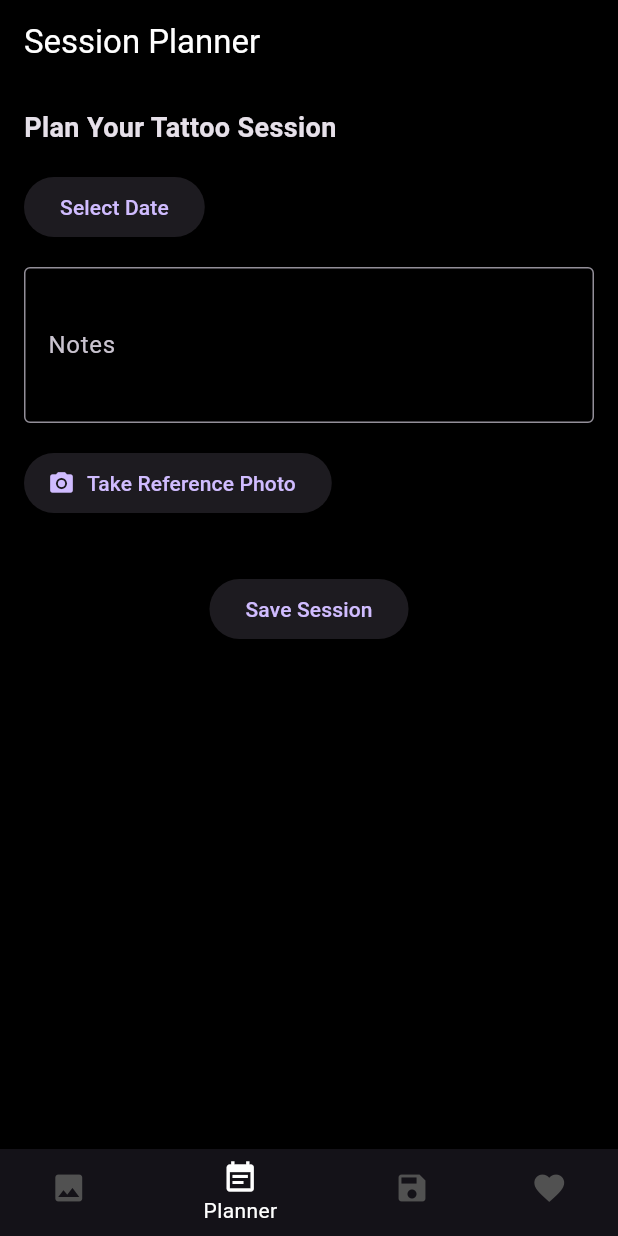
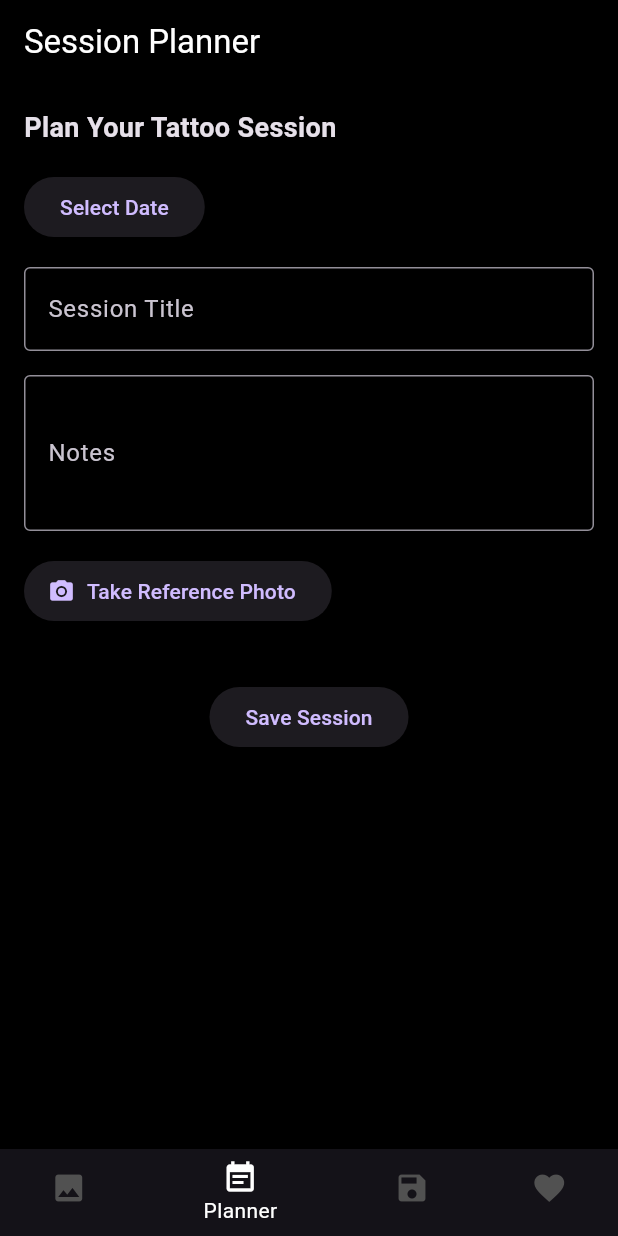
Before and after one commit to amyleeg/AmyLeeGaerty_CPD_HA, a Flutter app: the screen it shows after launch, item 2 of the bottom bar chosen, after a tap on "Save Session", on a phone screen of 412 x 824 dp. Run offline on Flutter 3.47's test engine with Material 3 defaults, Android fonts, the phone set to English and light mode, and no system bars; our stand-ins replace firebase_analytics, firebase_core, flutter_local_notifications, image_picker, shared_preferences; accounts and stored records are empty.

Commit message:
Fixed UI added title field and added firebase analytics

```diff
--- a/lib/main.dart
+++ b/lib/main.dart
@@ -1,3 +1,4 @@
+import 'package:firebase_core/firebase_core.dart';
 import 'package:flutter/material.dart';
 import 'package:ink_log/providers/session_provider.dart';
 import 'package:ink_log/screens/favorite_tattoos_screen.dart';
@@ -11,6 +12,8 @@ import '../data/tattoos.dart';
 
 void main() async {
   WidgetsFlutterBinding.ensureInitialized();
+
+  await Firebase.initializeApp();
 
   await NotificationService.init();
 
--- a/lib/providers/session_provider.dart
+++ b/lib/providers/session_provider.dart
@@ -1,4 +1,5 @@
 import 'dart:convert';
+import 'package:firebase_analytics/firebase_analytics.dart';
 import 'package:flutter/material.dart';
 import 'package:shared_preferences/shared_preferences.dart';
 import '../models/session.dart';
@@ -19,9 +20,19 @@ class SessionProvider extends ChangeNotifier {
   }
 
   Future<void> addSession(Session session) async {
+    final FirebaseAnalytics _analytics = FirebaseAnalytics.instance;
+
     _sessions.add(session);
     await _saveSessions();
     notifyListeners();
+
+    await _analytics.logEvent(
+      name: 'session_saved',
+      parameters: {
+        'tattoo': session.title,
+        'date': session.date.toString(),
+      },
+    );
   }
 
   Future<void> removeSession(int index) async {
--- a/lib/screens/planner_screen.dart
+++ b/lib/screens/planner_screen.dart
@@ -15,6 +15,8 @@ class PlannerScreen extends StatefulWidget {
 }
 
 class _PlannerScreenState extends State<PlannerScreen> {
+  final TextEditingController titleController = TextEditingController();
+
   final ImagePicker _picker = ImagePicker();
   File? _image;
   DateTime? selectedDate;
@@ -71,7 +73,7 @@ class _PlannerScreenState extends State<PlannerScreen> {
       date: selectedDate!.toLocal().toString().split(' ')[0],
       notes: notesController.text,
       imagePath: savedImagePath,
-      title: '',
+      title: titleController.text,
     );
 
     await Provider.of<SessionProvider>(context, listen: false)
@@ -84,6 +86,7 @@ class _PlannerScreenState extends State<PlannerScreen> {
     );
 
     setState(() {
+      titleController.clear();
       _image = null;
       notesController.clear();
       selectedDate = null;
@@ -92,6 +95,7 @@ class _PlannerScreenState extends State<PlannerScreen> {
 
   @override
   void dispose() {
+    titleController.dispose();
     notesController.dispose();
     super.dispose();
   }
@@ -117,6 +121,14 @@ class _PlannerScreenState extends State<PlannerScreen> {
                   selectedDate == null
                       ? 'Select Date'
                       : 'Date: ${selectedDate!.toLocal().toString().split(' ')[0]}',
+                ),
+              ),
+              const SizedBox(height: 16),
+              TextField(
+                controller: titleController,
+                decoration: const InputDecoration(
+                  labelText: 'Session Title',
+                  border: OutlineInputBorder(),
                 ),
               ),
               const SizedBox(height: 16),
--- a/lib/screens/saved_sessions_screen.dart
+++ b/lib/screens/saved_sessions_screen.dart
@@ -53,8 +53,14 @@ class SavedSessionsScreen extends StatelessWidget {
                             fit: BoxFit.cover,
                           )
                         : null,
-                    title: Text(session.date),
-                    subtitle: Text(session.notes),
+                    title: Text(session.title),
+                    subtitle: Column(
+                      crossAxisAlignment: CrossAxisAlignment.start,
+                      children: [
+                        Text('Date: ${session.date}'),
+                        Text(session.notes),
+                      ],
+                    ),
                   ),
                 ),
               );
```
Also changed, not shown: 3 other files.
